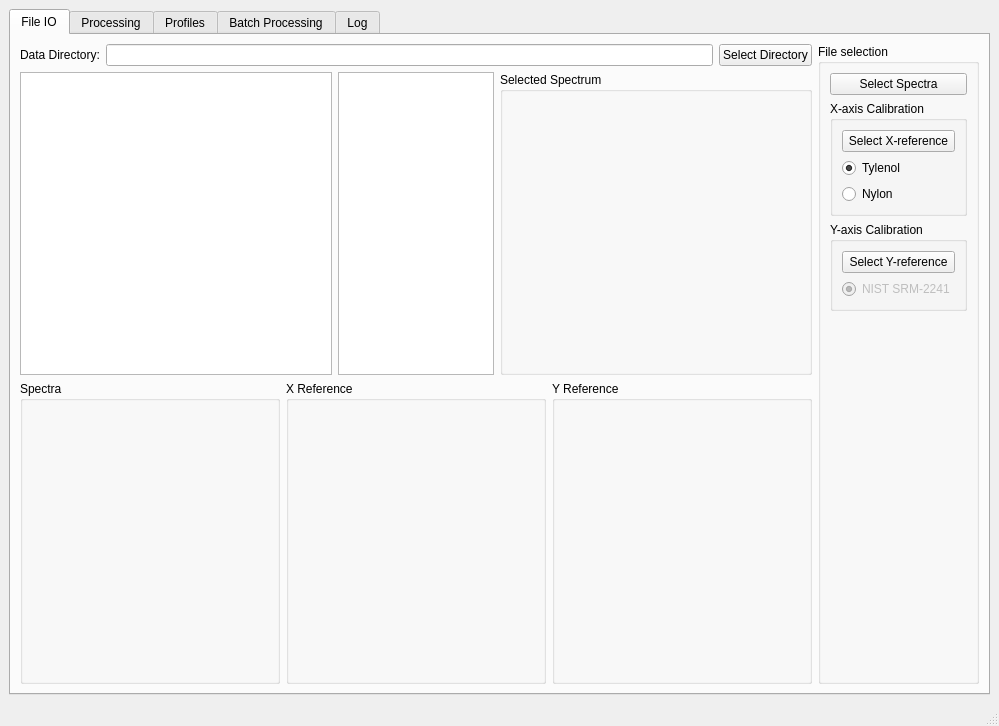
Before: the Qt Designer form src/orpl/gui/uis/mainWindow.ui in mr-sheg/orpl, drawn with Qt 5.
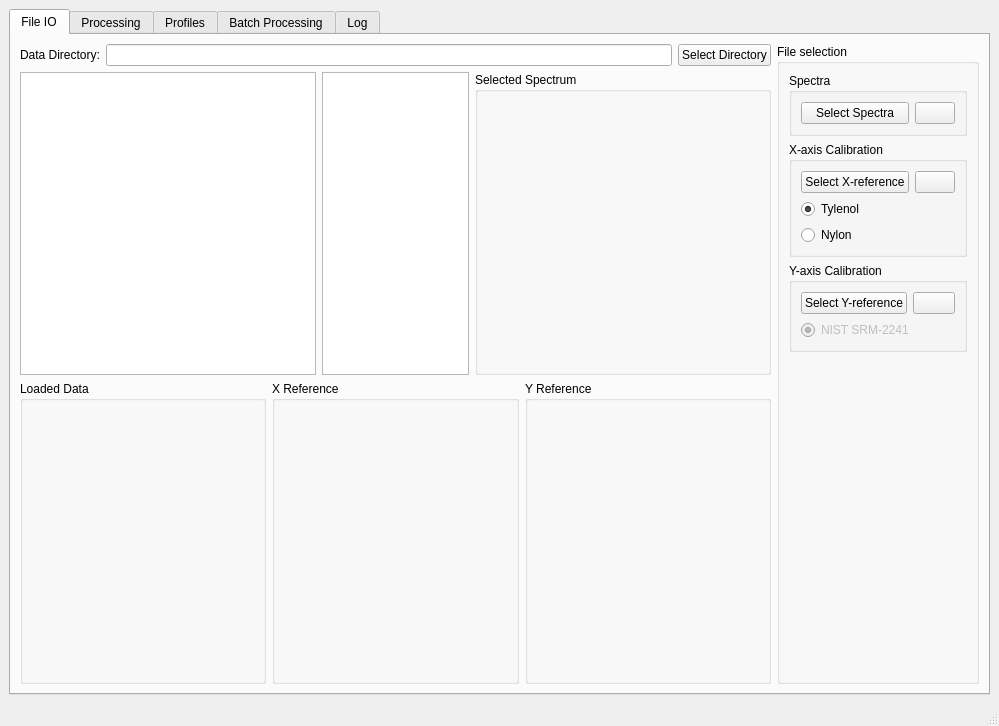
After: the same form once the commit is applied.

Commit message: + Buttons to drop loaded data

```diff
--- a/src/orpl/gui/uis/mainWindow.ui
+++ b/src/orpl/gui/uis/mainWindow.ui
@@ -88,7 +88,7 @@
             <item>
              <widget class="QGroupBox" name="boxDataPlot">
               <property name="title">
-               <string>Spectra</string>
+               <string>Loaded Data</string>
               </property>
              </widget>
             </item>
@@ -117,26 +117,74 @@
           </property>
           <layout class="QVBoxLayout" name="verticalLayout_2">
            <item>
+            <widget class="QGroupBox" name="groupBox_4">
+             <property name="title">
+              <string>Spectra</string>
+             </property>
+             <layout class="QHBoxLayout" name="horizontalLayout_14">
+              <item>
             <widget class="QPushButton" name="buttonSelectSpectra">
+                <property name="sizePolicy">
+                 <sizepolicy hsizetype="Preferred" vsizetype="Fixed">
+                  <horstretch>0</horstretch>
+                  <verstretch>0</verstretch>
+                 </sizepolicy>
+                </property>
              <property name="text">
               <string>Select Spectra</string>
              </property>
             </widget>
            </item>
            <item>
+               <widget class="QPushButton" name="buttonDropSpectra">
+                <property name="sizePolicy">
+                 <sizepolicy hsizetype="Fixed" vsizetype="Fixed">
+                  <horstretch>0</horstretch>
+                  <verstretch>0</verstretch>
+                 </sizepolicy>
+                </property>
+                <property name="text">
+                 <string/>
+                </property>
+               </widget>
+              </item>
+             </layout>
+            </widget>
+           </item>
+           <item>
+            <layout class="QHBoxLayout" name="horizontalLayout_11"/>
+           </item>
+           <item>
             <widget class="QGroupBox" name="groupBox_2">
              <property name="title">
               <string>X-axis Calibration</string>
              </property>
              <layout class="QVBoxLayout" name="verticalLayout_3">
               <item>
+               <layout class="QHBoxLayout" name="horizontalLayout_10">
+                <item>
                <widget class="QPushButton" name="buttonSelectXref">
+                  <property name="sizePolicy">
+                   <sizepolicy hsizetype="Preferred" vsizetype="Fixed">
+                    <horstretch>0</horstretch>
+                    <verstretch>0</verstretch>
+                   </sizepolicy>
+                  </property>
                 <property name="text">
                  <string>Select X-reference</string>
                 </property>
                </widget>
               </item>
               <item>
+                 <widget class="QPushButton" name="buttonDropXref">
+                  <property name="text">
+                   <string/>
+                  </property>
+                 </widget>
+                </item>
+               </layout>
+              </item>
+              <item>
                <widget class="QRadioButton" name="radioButtonTylenol">
                 <property name="text">
                  <string>Tylenol</string>
@@ -166,11 +214,28 @@
              </property>
              <layout class="QVBoxLayout" name="verticalLayout_4">
               <item>
+               <layout class="QHBoxLayout" name="horizontalLayout_9">
+                <item>
                <widget class="QPushButton" name="buttonSelectYref">
+                  <property name="sizePolicy">
+                   <sizepolicy hsizetype="Preferred" vsizetype="Fixed">
+                    <horstretch>0</horstretch>
+                    <verstretch>0</verstretch>
+                   </sizepolicy>
+                  </property>
                 <property name="text">
                  <string>Select Y-reference</string>
                 </property>
                </widget>
+                </item>
+                <item>
+                 <widget class="QPushButton" name="buttonDropYref">
+                  <property name="text">
+                   <string/>
+                  </property>
+                 </widget>
+                </item>
+               </layout>
               </item>
               <item>
                <widget class="QRadioButton" name="radioButtonNIST">
```
Lines whose indentation alone changed are shown as unchanged. The commit also changes 2 other files.
